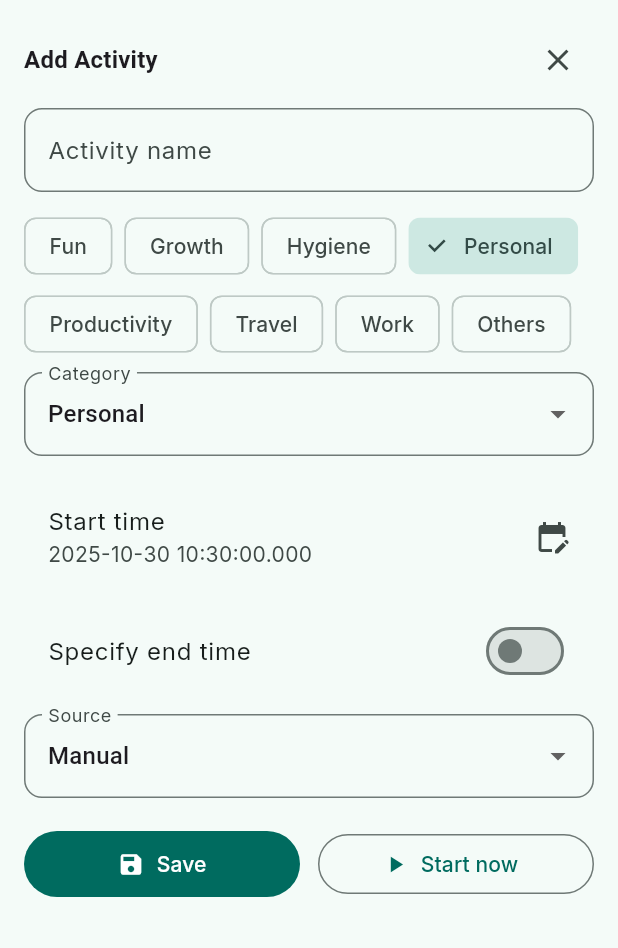
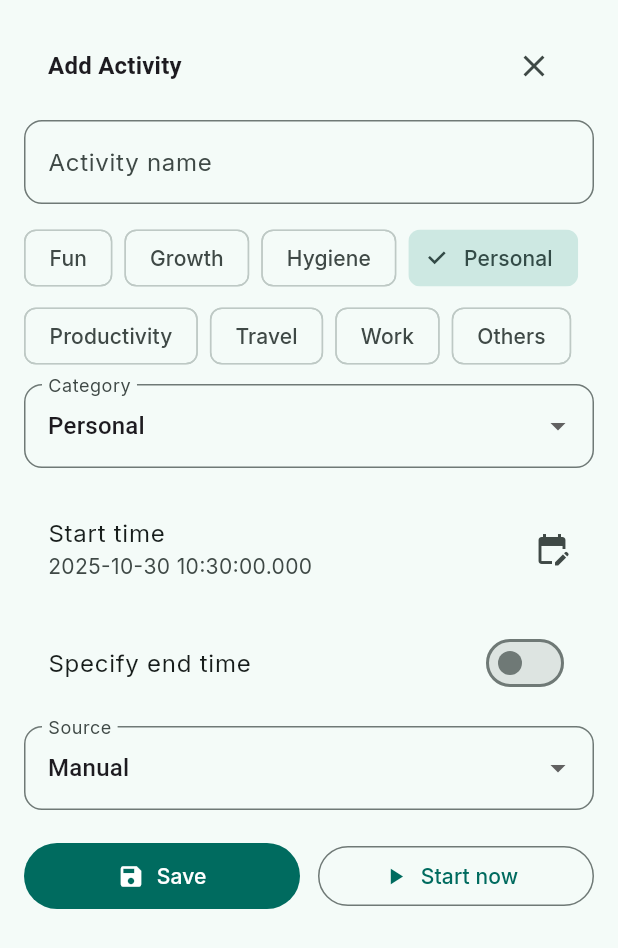
Before and after one commit to rajkumartetar/dgHabit, a Flutter app: the AddActivityScreen screen opened directly, on a phone screen of 412 x 824 dp. Shown: the top 948 px of the screen. Run offline on Flutter 3.47's test engine with Material 3 defaults, Android fonts, the phone set to English and light mode, and no system bars; our stand-ins replace cloud_firestore, firebase_auth, firebase_core, fl_chart, flutter_riverpod, flutter_svg and 7 more; missing offline and left inert: firebase_ui_auth, usage_stats; accounts and stored records are empty; Roboto replaces fonts that are missing (Capriola).

Commit message:
sheets: shared SheetHeader; convert CategoryManager to sheet; refactor screens to use shared; open CategoryManager as nested sheet from Settings

```diff
--- a/lib/screens/activity_detail_screen.dart
+++ b/lib/screens/activity_detail_screen.dart
@@ -3,6 +3,7 @@ import 'package:flutter_riverpod/flutter_riverpod.dart';
 import '../models/activity_model.dart';
 import '../providers/app_providers.dart';
 import '../services/firebase_service.dart';
+import '../widgets/sheet_header.dart';
 
 class ActivityDetailScreen extends ConsumerStatefulWidget {
   final ActivityModel activity;
@@ -139,15 +140,21 @@ class _ActivityDetailScreenState extends ConsumerState<ActivityDetailScreen> {
         padding: const EdgeInsets.all(16),
         children: [
           if (widget.inSheet)
-            _SheetHeader(
+            SheetHeader(
               title: 'Activity Details',
+              actions: [
+                IconButton(
+                  icon: const Icon(Icons.delete_outline),
+                  tooltip: 'Delete',
+                  onPressed: () async {
+                    final nav = Navigator.of(context);
+                    await ref.read(firebaseServiceProvider).deleteActivity(a.activityId);
+                    nav.pop(true);
+                  },
+                ),
+                IconButton(icon: const Icon(Icons.save), tooltip: 'Save', onPressed: _save),
+              ],
               onClose: () => Navigator.of(context).maybePop(),
-              onSave: _save,
-              onDelete: () async {
-                final nav = Navigator.of(context);
-                await ref.read(firebaseServiceProvider).deleteActivity(a.activityId);
-                nav.pop(true);
-              },
             ),
           if (widget.inSheet) const SizedBox(height: 8),
           TextField(controller: _nameCtrl, decoration: const InputDecoration(labelText: 'Name')),
@@ -269,27 +276,3 @@ class _ContinuityChoice {
   final bool moveNextStartIfNext;
   _ContinuityChoice(this.moveNewStartIfPrev, this.moveNextStartIfNext);
 }
-
-class _SheetHeader extends StatelessWidget {
-  final String title;
-  final VoidCallback onClose;
-  final VoidCallback onSave;
-  final VoidCallback onDelete;
-  const _SheetHeader({required this.title, required this.onClose, required this.onSave, required this.onDelete});
-  @override
-  Widget build(BuildContext context) {
-    return Row(
-      children: [
-        Expanded(
-          child: Text(
-            title,
-            style: Theme.of(context).textTheme.titleMedium?.copyWith(fontWeight: FontWeight.w700),
-          ),
-        ),
-        IconButton(icon: const Icon(Icons.delete_outline), tooltip: 'Delete', onPressed: onDelete),
-        IconButton(icon: const Icon(Icons.save), tooltip: 'Save', onPressed: onSave),
-        IconButton(icon: const Icon(Icons.close), tooltip: 'Close', onPressed: onClose),
-      ],
-    );
-  }
-}
--- a/lib/screens/add_activity_screen.dart
+++ b/lib/screens/add_activity_screen.dart
@@ -4,6 +4,7 @@ import 'package:flutter_riverpod/flutter_riverpod.dart';
 import '../models/activity_model.dart';
 import '../providers/app_providers.dart';
 import '../services/firebase_service.dart';
+import '../widgets/sheet_header.dart';
 
 class AddActivityScreen extends ConsumerStatefulWidget {
   final bool inSheet;
@@ -135,7 +136,7 @@ class _AddActivityScreenState extends ConsumerState<AddActivityScreen> {
           padding: const EdgeInsets.all(16),
           children: [
             if (widget.inSheet)
-              _SheetHeader(
+              SheetHeader(
                 title: 'Add Activity',
                 onClose: () => Navigator.of(context).maybePop(),
               ),
@@ -329,27 +330,3 @@ class _ContinuityChoice {
   final bool moveNextStartIfNext;
   _ContinuityChoice(this.moveNewStartIfPrev, this.moveNextStartIfNext);
 }
-
-class _SheetHeader extends StatelessWidget {
-  final String title;
-  final VoidCallback onClose;
-  const _SheetHeader({required this.title, required this.onClose});
-  @override
-  Widget build(BuildContext context) {
-    return Row(
-      children: [
-        Expanded(
-          child: Text(
-            title,
-            style: Theme.of(context).textTheme.titleMedium?.copyWith(fontWeight: FontWeight.w700),
-          ),
-        ),
-        IconButton(
-          icon: const Icon(Icons.close),
-          tooltip: 'Close',
-          onPressed: onClose,
-        )
-      ],
-    );
-  }
-}
--- a/lib/screens/home_screen.dart
+++ b/lib/screens/home_screen.dart
@@ -52,7 +52,7 @@ class _HomeScreenState extends State<HomeScreen> {
                 isScrollControlled: true,
                 showDragHandle: true,
                 shape: const RoundedRectangleBorder(borderRadius: BorderRadius.vertical(top: Radius.circular(16))),
-                builder: (_) => const FractionallySizedBox(heightFactor: 0.94, child: SettingsScreen()),
+                builder: (_) => const FractionallySizedBox(heightFactor: 0.94, child: SettingsScreen(inSheet: true)),
               );
             },
           ),
@@ -66,7 +66,7 @@ class _HomeScreenState extends State<HomeScreen> {
                 isScrollControlled: true,
                 showDragHandle: true,
                 shape: const RoundedRectangleBorder(borderRadius: BorderRadius.vertical(top: Radius.circular(16))),
-                builder: (_) => const FractionallySizedBox(heightFactor: 0.94, child: PermissionsScreen()),
+                builder: (_) => const FractionallySizedBox(heightFactor: 0.94, child: PermissionsScreen(inSheet: true)),
               );
             },
           ),
--- /dev/null
+++ b/lib/widgets/sheet_header.dart
@@ -0,0 +1,32 @@
+import 'package:flutter/material.dart';
+
+class SheetHeader extends StatelessWidget {
+  final String title;
+  final VoidCallback? onClose;
+  final List<Widget>? actions;
+  const SheetHeader({super.key, required this.title, this.onClose, this.actions});
+
+  @override
+  Widget build(BuildContext context) {
+    return Padding(
+      padding: const EdgeInsets.symmetric(horizontal: 16.0, vertical: 4.0),
+      child: Row(
+        children: [
+          Expanded(
+            child: Text(
+              title,
+              style: Theme.of(context).textTheme.titleMedium?.copyWith(fontWeight: FontWeight.w700),
+            ),
+          ),
+          if (actions != null) ...actions!,
+          if (onClose != null)
+            IconButton(
+              icon: const Icon(Icons.close),
+              tooltip: 'Close',
+              onPressed: onClose,
+            ),
+        ],
+      ),
+    );
+  }
+}
```
Also changed, not shown: lib/screens/category_manager_screen.dart (+12 -5 lines), lib/screens/permissions_screen.dart (+11 -5 lines), lib/screens/settings_screen.dart (+34 -7 lines), 1 other file.
